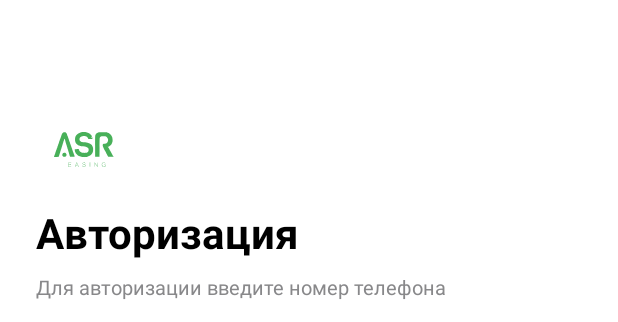
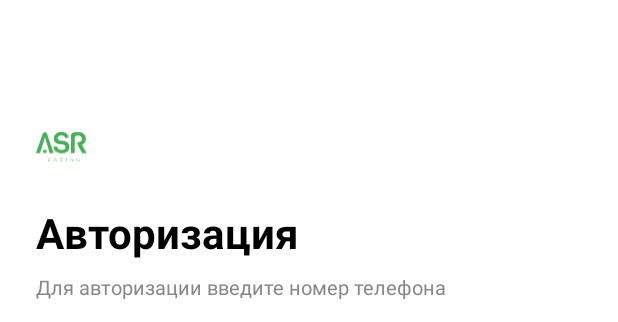
Before and after one commit to Ismatik/EWallet-Android-App, an Android app: the layout activity_main.xml on its own in the app's theme, with its tools: preview values and no code run, on a phone screen of 412 x 824 dp. Shown: the top 322 px of the screen. Run offline under Robolectric (Android 15) with nearby library versions, the phone set to English and light mode, and no system bars.

Commit message:
Working on small bugs

```diff
--- a/app/build.gradle.kts
+++ b/app/build.gradle.kts
@@ -52,7 +52,6 @@ dependencies {
     androidTestImplementation(libs.androidx.junit)
     androidTestImplementation(libs.androidx.espresso.core)
 
-
 //    this implementation is in libs.material
 //    implementation "com.google.android.material:material:1.9.0"
 //    implementation("androidx.constraintlayout:constraintlayout:2.1.4")
--- a/app/src/main/res/layout/activity_main.xml
+++ b/app/src/main/res/layout/activity_main.xml
@@ -16,10 +16,14 @@
         android:layout_width="64dp"
         android:layout_height="24dp"
         android:layout_marginTop="88dp"
+        android:paddingEnd="30dp"
+        android:scaleType="fitStart"
+        android:adjustViewBounds="false"
         android:contentDescription="@string/app_name"
         app:layout_constraintStart_toStartOf="parent"
         app:layout_constraintTop_toTopOf="parent"
-        app:srcCompat="@drawable/ic_logo_asr" />
+        app:srcCompat="@drawable/ic_logo_asr"
+        tools:ignore="RtlSymmetry" />
 
     <TextView
         android:id="@+id/title"
@@ -48,13 +52,20 @@
         app:layout_constraintEnd_toEndOf="parent" />
 
     <!-- Phone input -->
+    <!--        style="@style/Widget.MaterialComponents.TextInputLayout.FilledBox.Dense"-->
+
     <com.google.android.material.textfield.TextInputLayout
+
+
+        style = "@style/Widget.Asr.TextInputLayout.Filled"
         android:id="@+id/phone_til"
-        style="@style/Widget.MaterialComponents.TextInputLayout.FilledBox.Dense"
+
+
         android:layout_width="0dp"
         android:layout_height="wrap_content"
         android:layout_marginTop="20dp"
         android:hint="@string/phone_number"
+
         app:boxBackgroundMode="filled"
         app:boxBackgroundColor="@color/input_box_fill"
         app:boxStrokeColor="@color/input_box_stroke"
--- /dev/null
+++ b/app/src/main/res/values/styles.xml
@@ -0,0 +1,14 @@
+<?xml version="1.0" encoding="utf-8"?>
+<resources>
+    <style name="ShapeAppearanceOverlay.Asr.Pill" parent="ShapeAppearance.Material3.Corner.None">
+        <item name="cornerFamily">rounded</item>
+        <item name="cornerSize">28dp</item>
+    </style>
+    <style name="Widget.Asr.TextInputLayout.Filled" parent="Widget.Material3.TextInputLayout.FilledBox.Dense">
+        <item name="boxBackgroundColor">@color/input_box_fill</item>
+        <item name="boxStrokeColor">@color/input_box_stroke</item>
+        <item name="shapeAppearance">@style/ShapeAppearanceOverlay.Asr.Pill</item>
+        <item name="boxStrokeWidth">0dp</item>
+        <item name="boxStrokeWidthFocused">0dp</item>
+    </style>
+</resources>
--- a/app/src/main/res/values/themes.xml
+++ b/app/src/main/res/values/themes.xml
@@ -2,7 +2,7 @@
     <!-- Base application theme. -->
     <style name="Base.Theme.EWallet" parent="Theme.Material3.DayNight.NoActionBar">
         <item name="android:windowBackground">@color/white</item>
-
+        <item name="textInputStyle">@style/Widget.Asr.TextInputLayout.Filled</item>
         <!-- Customize your light theme here. -->
         <!-- <item name="colorPrimary">@color/my_light_primary</item> -->
         <item name="colorPrimary">@color/brandGreen</item>
```
Also changed, not shown: app/src/main/res/values/colors.xml (indentation only).
